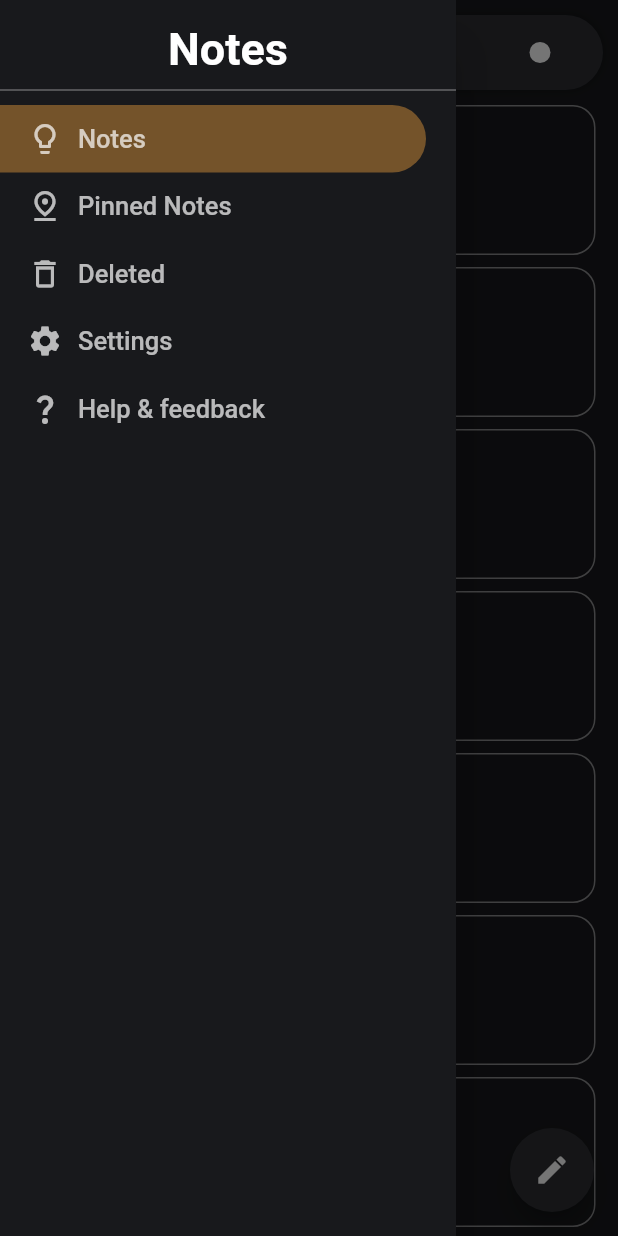
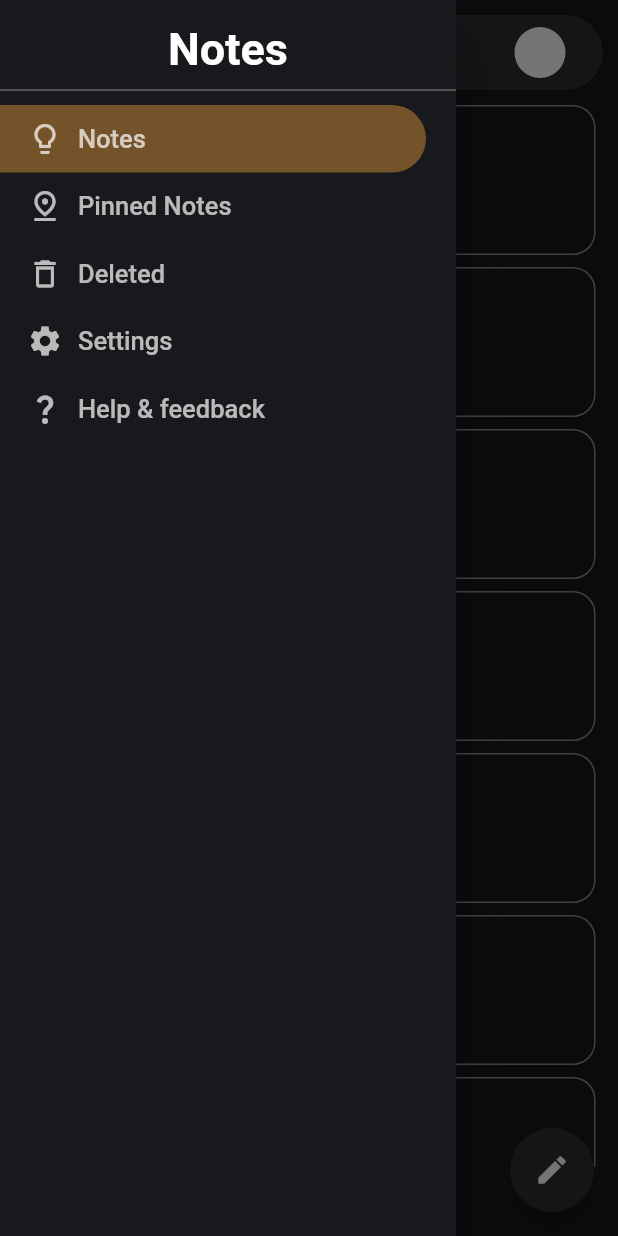
Before and after one commit to gopikishan001/Google_Keep_Notes-Clone_Flutter, a Flutter app: the screen it shows after launch, with the side drawer open, on a phone screen of 412 x 824 dp. Run offline on Flutter 3.47's test engine with Material 2 defaults, Android fonts, the phone set to English and light mode, and no system bars; our stand-ins replace sqflite; accounts and stored records are empty.

```diff
--- a/lib/main.dart
+++ b/lib/main.dart
@@ -3,7 +3,6 @@ import 'package:notes/screen/deletedScreen.dart';
 import 'package:notes/screen/editNotes.dart';
 import 'package:notes/screen/helpScreen.dart';
 import 'package:notes/screen/homeScreen.dart';
-import 'package:notes/screen/drawerScreen.dart';
 import 'package:notes/screen/pinnedScreen.dart';
 import 'package:notes/screen/searchScreen.dart';
 import 'package:notes/screen/settings.dart';
@@ -24,14 +23,15 @@ class MyApp extends StatelessWidget {
       theme: ThemeData(
         primarySwatch: Colors.blue,
       ),
+      // initialRoute: "editNotesScreen",
       routes: {
-        "pinnedScreen": (context) => (pinnedScreen()),
+        "pinnedScreen": (context) => (const pinnedScreen()),
         "homeScreen": (context) => (homeScreen()),
-        "settingsScreen": (context) => (settingsScreen()),
-        "searchScreen": (context) => (searchScreen()),
-        "editNotesScreen": (context) => (editNotesScreen()),
-        "helpScreen": (context) => (helpScreen()),
-        "deletedScreen": (context) => (deletedScreen()),
+        "settingsScreen": (context) => (const settingsScreen()),
+        "searchScreen": (context) => (const searchScreen()),
+        "editNotesScreen": (context) => (const editNotesScreen()),
+        "helpScreen": (context) => (const helpScreen()),
+        "deletedScreen": (context) => (const deletedScreen()),
       },
       home: homeScreen(),
     );
--- a/lib/screen/drawerScreen.dart
+++ b/lib/screen/drawerScreen.dart
@@ -31,16 +31,16 @@ class drawerScreen extends StatelessWidget {
               height: 20,
               child: Divider(color: white.withOpacity(0.5)),
             ),
-            drawerContainerDesign(
-                context, 1, Icons.lightbulb_outline, "Notes", selectedVal),
+            drawerContainerDesign(context, 1, Icons.lightbulb_outline, "Notes",
+                selectedVal, "homeScreen"),
             drawerContainerDesign(context, 2, Icons.pin_drop_outlined,
-                "Pinned Notes", selectedVal),
-            drawerContainerDesign(
-                context, 3, Icons.delete_outline, "Deleted", selectedVal),
-            drawerContainerDesign(
-                context, 4, Icons.settings, "Settings", selectedVal),
+                "Pinned Notes", selectedVal, "pinnedScreen"),
+            drawerContainerDesign(context, 3, Icons.delete_outline, "Deleted",
+                selectedVal, "deletedScreen"),
+            drawerContainerDesign(context, 4, Icons.settings, "Settings",
+                selectedVal, "settingsScreen"),
             drawerContainerDesign(context, 5, Icons.question_mark,
-                "Help & feedback", selectedVal),
+                "Help & feedback", selectedVal, "helpScreen"),
           ],
         )),
       ),
@@ -48,23 +48,15 @@ class drawerScreen extends StatelessWidget {
   }
 }
 
-Container drawerContainerDesign(context, val, icon, text, selectedVal) {
+Container drawerContainerDesign(context, val, icon, text, selectedVal, screen) {
   return Container(
     height: 45,
     padding: const EdgeInsets.only(right: 20),
     child: TextButton(
       onPressed: () {
-        val == 1
-            ? Navigator.pushNamed(context, "homeScreen")
-            : val == 2
-                ? Navigator.pushNamed(context, "pinnedScreen")
-                : val == 3
-                    ? Navigator.pushNamed(context, "deletedScreen")
-                    : val == 4
-                        ? Navigator.pushNamed(context, "settingsScreen")
-                        : val == 5
-                            ? Navigator.pushNamed(context, "helpScreen")
-                            : SizedBox();
+        val != selectedVal
+            ? Navigator.pushNamed(context, screen)
+            : const SizedBox();
       },
       style: drawerScreenButtonStyle(selectedVal == val ? true : false),
       child: Row(children: [
--- a/lib/screen/homeScreen.dart
+++ b/lib/screen/homeScreen.dart
@@ -1,5 +1,3 @@
-import 'dart:js';
-
 import 'package:flutter/material.dart';
 import 'package:flutter/src/foundation/key.dart';
 import 'package:flutter/src/widgets/framework.dart';
@@ -29,12 +27,12 @@ class homeScreen extends StatelessWidget {
                 },
                 child: topBarHomeScreen(context, drawerKey)),
             Container(
-                padding: EdgeInsets.symmetric(horizontal: 15),
+                padding: const EdgeInsets.symmetric(horizontal: 15),
                 width: MediaQuery.of(context).size.width,
-                height: MediaQuery.of(context).size.height - 70,
+                height: MediaQuery.of(context).size.height - 116,
                 child: GridView.builder(
                     shrinkWrap: true,
-                    itemCount: 15,
+                    itemCount: 50,
                     gridDelegate:
                         const SliverGridDelegateWithFixedCrossAxisCount(
                             mainAxisExtent: 100,
@@ -84,7 +82,9 @@ ButtonStyle homeScreenButtonStyle() {
 Container topBarHomeScreen(context, drawerKey) {
   return Container(
     margin: const EdgeInsets.all(10),
-    padding: const EdgeInsets.symmetric(horizontal: 10, vertical: 10),
+    padding: const EdgeInsets.symmetric(
+      horizontal: 10,
+    ),
     width: MediaQuery.of(context).size.width,
     height: 50,
     decoration: BoxDecoration(
--- a/pubspec.yaml
+++ b/pubspec.yaml
@@ -30,6 +30,8 @@ dependencies:
   flutter:
     sdk: flutter
   flutter_staggered_grid_view:
+  sqflite:
+  path_provider:
 
 
   # The following adds the Cupertino Icons font to your application.
```
Also changed, not shown: lib/model/notesModel.dart (added, +12 -0 lines), lib/screen/editNotes.dart (+133 -11 lines), lib/utils/dataBaseHelper.dart (added, +69 -0 lines), pubspec.lock, 1 other file.
